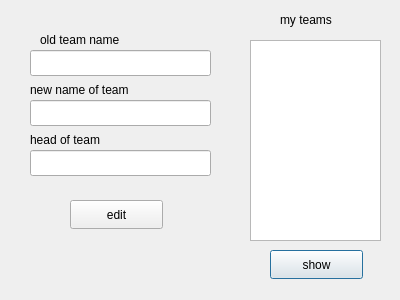
Above: dialog_edit_team.ui from annishelion/ap-projet before the change. Below: the same form after it.
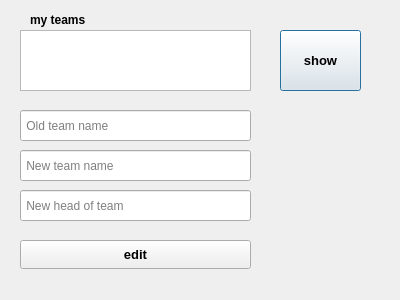
That is the form after the change.

```diff
--- a/dialog_edit_team.ui
+++ b/dialog_edit_team.ui
@@ -16,22 +16,28 @@
   <widget class="QListWidget" name="my_teams_view">
    <property name="geometry">
     <rect>
-     <x>250</x>
-     <y>40</y>
-     <width>131</width>
-     <height>201</height>
+     <x>20</x>
+     <y>30</y>
+     <width>231</width>
+     <height>61</height>
     </rect>
    </property>
   </widget>
   <widget class="QPushButton" name="show_my_teams_btn">
    <property name="geometry">
     <rect>
-     <x>270</x>
-     <y>250</y>
-     <width>93</width>
-     <height>29</height>
+     <x>280</x>
+     <y>30</y>
+     <width>81</width>
+     <height>61</height>
     </rect>
    </property>
+   <property name="font">
+    <font>
+     <pointsize>10</pointsize>
+     <bold>true</bold>
+    </font>
+   </property>
    <property name="text">
     <string>show</string>
    </property>
@@ -39,12 +45,17 @@
   <widget class="QLabel" name="label">
    <property name="geometry">
     <rect>
-     <x>280</x>
+     <x>30</x>
      <y>10</y>
      <width>63</width>
      <height>20</height>
     </rect>
    </property>
+   <property name="font">
+    <font>
+     <bold>true</bold>
+    </font>
+   </property>
    <property name="text">
     <string>my teams</string>
    </property>
@@ -52,81 +63,57 @@
   <widget class="QLineEdit" name="old_team_name_input">
    <property name="geometry">
     <rect>
-     <x>30</x>
-     <y>50</y>
-     <width>181</width>
-     <height>26</height>
+     <x>20</x>
+     <y>110</y>
+     <width>231</width>
+     <height>31</height>
     </rect>
    </property>
+   <property name="placeholderText">
+    <string> Old team name</string>
+   </property>
   </widget>
   <widget class="QLineEdit" name="new_head_of_team_input">
    <property name="geometry">
     <rect>
-     <x>30</x>
-     <y>150</y>
-     <width>181</width>
-     <height>26</height>
+     <x>20</x>
+     <y>190</y>
+     <width>231</width>
+     <height>31</height>
     </rect>
    </property>
+   <property name="placeholderText">
+    <string> New head of team</string>
+   </property>
   </widget>
   <widget class="QLineEdit" name="new_name_of_team_input">
    <property name="geometry">
     <rect>
-     <x>30</x>
-     <y>100</y>
-     <width>181</width>
-     <height>26</height>
+     <x>20</x>
+     <y>150</y>
+     <width>231</width>
+     <height>31</height>
     </rect>
    </property>
-  </widget>
-  <widget class="QLabel" name="label_2">
-   <property name="geometry">
-    <rect>
-     <x>40</x>
-     <y>30</y>
-     <width>101</width>
-     <height>20</height>
-    </rect>
-   </property>
-   <property name="text">
-    <string>old team name</string>
-   </property>
-  </widget>
-  <widget class="QLabel" name="label_3">
-   <property name="geometry">
-    <rect>
-     <x>30</x>
-     <y>80</y>
-     <width>161</width>
-     <height>20</height>
-    </rect>
-   </property>
-   <property name="text">
-    <string>new name of team</string>
-   </property>
-  </widget>
-  <widget class="QLabel" name="label_4">
-   <property name="geometry">
-    <rect>
-     <x>30</x>
-     <y>130</y>
-     <width>111</width>
-     <height>20</height>
-    </rect>
-   </property>
-   <property name="text">
-    <string>head of team</string>
+   <property name="placeholderText">
+    <string> New team name</string>
    </property>
   </widget>
   <widget class="QPushButton" name="edit_btn">
    <property name="geometry">
     <rect>
-     <x>70</x>
-     <y>200</y>
-     <width>93</width>
+     <x>20</x>
+     <y>240</y>
+     <width>231</width>
      <height>29</height>
     </rect>
    </property>
+   <property name="font">
+    <font>
+     <pointsize>10</pointsize>
+     <bold>true</bold>
+    </font>
+   </property>
    <property name="text">
     <string>edit</string>
    </property>
```
